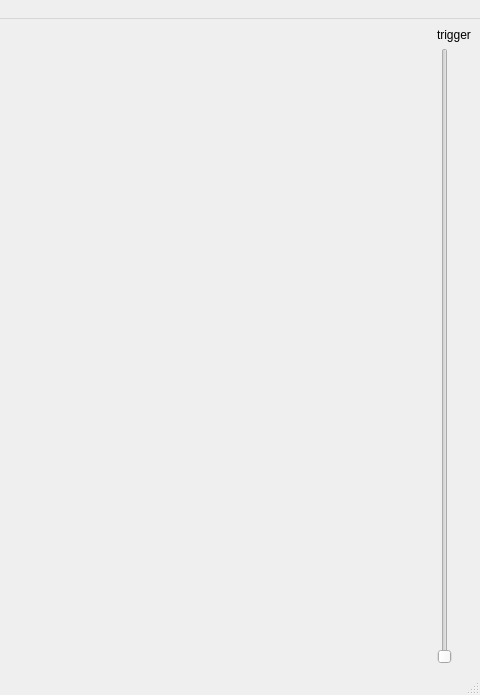
This is ui/mainwindow.ui in ofey404/MPSOscilloscope as Qt 5 draws it before an edit; both pictures show x 540 to 1020 and y 0 to 695 of the 1020 by 695 pixel window. The edited form follows.
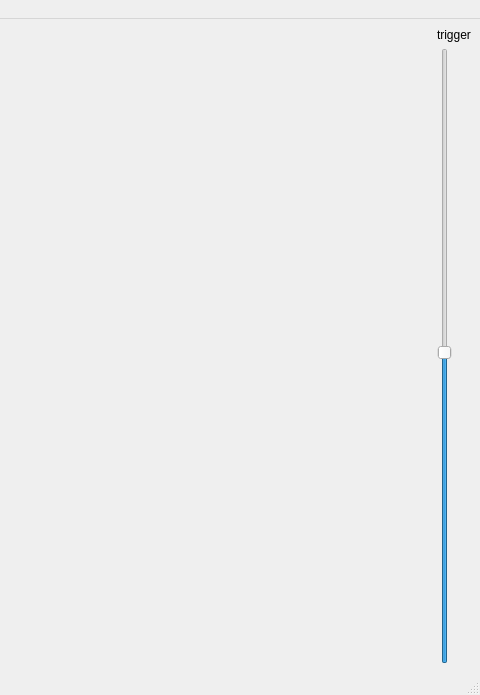
This is the edited form.

Commit message: A lagging slider.

```diff
--- a/ui/mainwindow.ui
+++ b/ui/mainwindow.ui
@@ -23,6 +23,9 @@
    <layout class="QGridLayout" name="gridLayout">
     <item row="1" column="1">
      <widget class="QSlider" name="triggerSlider">
+      <property name="value">
+       <number>50</number>
+      </property>
       <property name="orientation">
        <enum>Qt::Vertical</enum>
       </property>
```
The commit also changes 3 other files.
